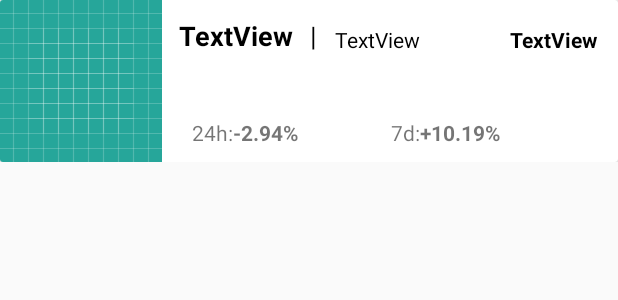
After one commit to Erdemtsynduev/project-cryptocurrencyCharts-androidApp, an Android app: the layout item.xml on its own in the app's theme, with its tools: preview values and no code run, on a phone screen of 412 x 824 dp. The commit adds this screen. Shown: the top 300 px of the screen. Run offline under Robolectric (Android 15) with nearby library versions, the phone set to English and light mode, and no system bars.

Commit message:
update activity main and add item

```diff
--- a/app/src/main/res/layout/activity_main.xml
+++ b/app/src/main/res/layout/activity_main.xml
@@ -1,18 +1,13 @@
 <?xml version="1.0" encoding="utf-8"?>
-<android.support.constraint.ConstraintLayout xmlns:android="http://schemas.android.com/apk/res/android"
-    xmlns:app="http://schemas.android.com/apk/res-auto"
+<android.support.constraint.ConstraintLayout
+    xmlns:android="http://schemas.android.com/apk/res/android"
     xmlns:tools="http://schemas.android.com/tools"
     android:layout_width="match_parent"
     android:layout_height="match_parent"
     tools:context="com.erdemtsynduev.project_currencytracker.MainActivity">
 
-    <TextView
-        android:layout_width="wrap_content"
-        android:layout_height="wrap_content"
-        android:text="Hello World!"
-        app:layout_constraintBottom_toBottomOf="parent"
-        app:layout_constraintLeft_toLeftOf="parent"
-        app:layout_constraintRight_toRightOf="parent"
-        app:layout_constraintTop_toTopOf="parent" />
-
+    <android.support.v7.widget.RecyclerView
+        android:id="@+id/recyclerView"
+        android:layout_width="match_parent"
+        android:layout_height="match_parent"/>
 </android.support.constraint.ConstraintLayout>
--- /dev/null
+++ b/app/src/main/res/layout/item.xml
@@ -0,0 +1,108 @@
+<?xml version="1.0" encoding="utf-8"?>
+<android.support.constraint.ConstraintLayout
+    xmlns:android="http://schemas.android.com/apk/res/android"
+    xmlns:app="http://schemas.android.com/apk/res-auto"
+    android:layout_width="match_parent"
+    android:layout_height="wrap_content">
+
+    <android.support.v7.widget.CardView
+        android:layout_width="match_parent"
+        android:layout_height="wrap_content">
+
+        <RelativeLayout
+            android:layout_width="match_parent"
+            android:layout_height="match_parent">
+
+            <ImageView
+                android:id="@+id/imageView"
+                android:layout_width="wrap_content"
+                android:layout_height="wrap_content"
+                app:srcCompat="@drawable/ic_launcher_background"/>
+
+            <TextView
+                android:id="@+id/symbol"
+                android:layout_width="wrap_content"
+                android:layout_height="wrap_content"
+                android:layout_alignParentTop="true"
+                android:layout_marginStart="11dp"
+                android:layout_marginTop="11dp"
+                android:layout_toEndOf="@+id/imageView"
+                android:text="TextView"
+                android:textColor="@android:color/black"
+                android:textSize="18sp"
+                android:textStyle="bold"/>
+
+            <TextView
+                android:id="@+id/textView2"
+                android:layout_width="wrap_content"
+                android:layout_height="wrap_content"
+                android:layout_alignBottom="@+id/symbol"
+                android:layout_marginStart="11dp"
+                android:layout_toEndOf="@+id/symbol"
+                android:text="|"
+                android:textColor="@android:color/black"
+                android:textSize="18sp"/>
+
+            <TextView
+                android:id="@+id/name"
+                android:layout_width="wrap_content"
+                android:layout_height="wrap_content"
+                android:layout_alignBottom="@+id/textView2"
+                android:layout_marginStart="12dp"
+                android:layout_toEndOf="@+id/textView2"
+                android:text="TextView"
+                android:textColor="@android:color/black"
+                android:textSize="14sp"/>
+
+            <TextView
+                android:id="@+id/money"
+                android:layout_width="wrap_content"
+                android:layout_height="wrap_content"
+                android:layout_alignBottom="@+id/name"
+                android:layout_alignParentEnd="true"
+                android:layout_marginEnd="13dp"
+                android:text="TextView"
+                android:textColor="@android:color/black"
+                android:textSize="14sp"
+                android:textStyle="bold"/>
+
+            <TextView
+                android:id="@+id/textView6"
+                android:layout_width="wrap_content"
+                android:layout_height="wrap_content"
+                android:layout_alignBottom="@+id/imageView"
+                android:layout_marginBottom="10dp"
+                android:layout_marginLeft="20dp"
+                android:layout_toEndOf="@+id/imageView"
+                android:text="24h:" android:layout_marginStart="20dp"/>
+
+            <TextView
+                android:id="@+id/textView7"
+                android:layout_width="wrap_content"
+                android:layout_height="wrap_content"
+                android:layout_alignBaseline="@+id/textView6"
+                android:layout_alignBottom="@+id/textView6"
+                android:layout_alignEnd="@+id/name"
+                android:text="7d:"/>
+
+            <TextView
+                android:id="@+id/hours"
+                android:layout_width="wrap_content"
+                android:layout_height="wrap_content"
+                android:layout_alignBaseline="@+id/textView6"
+                android:layout_alignBottom="@+id/textView6"
+                android:layout_toEndOf="@+id/textView6"
+                android:text="-2.94%"
+                android:textStyle="bold"/>
+
+            <TextView
+                android:id="@+id/days"
+                android:layout_width="wrap_content"
+                android:layout_height="wrap_content"
+                android:layout_alignBottom="@+id/textView7"
+                android:layout_toEndOf="@+id/textView7"
+                android:text="+10.19%"
+                android:textStyle="bold"/>
+        </RelativeLayout>
+    </android.support.v7.widget.CardView>
+</android.support.constraint.ConstraintLayout>
```
